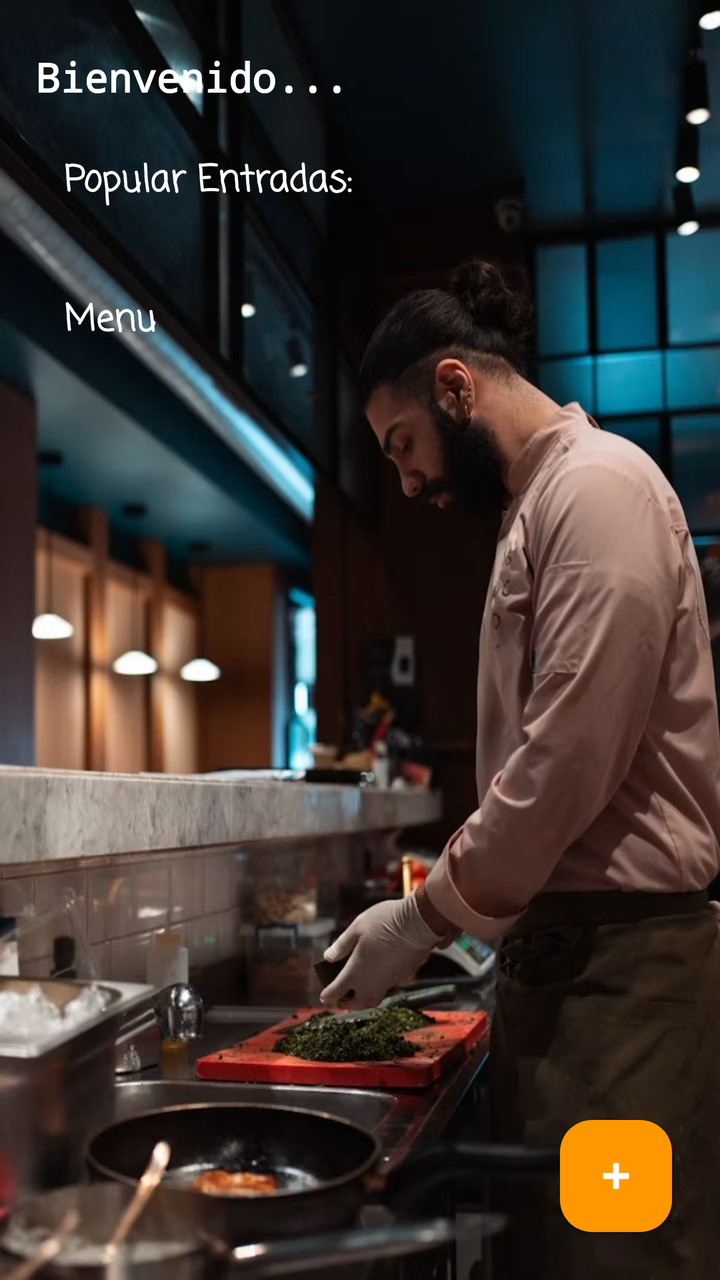
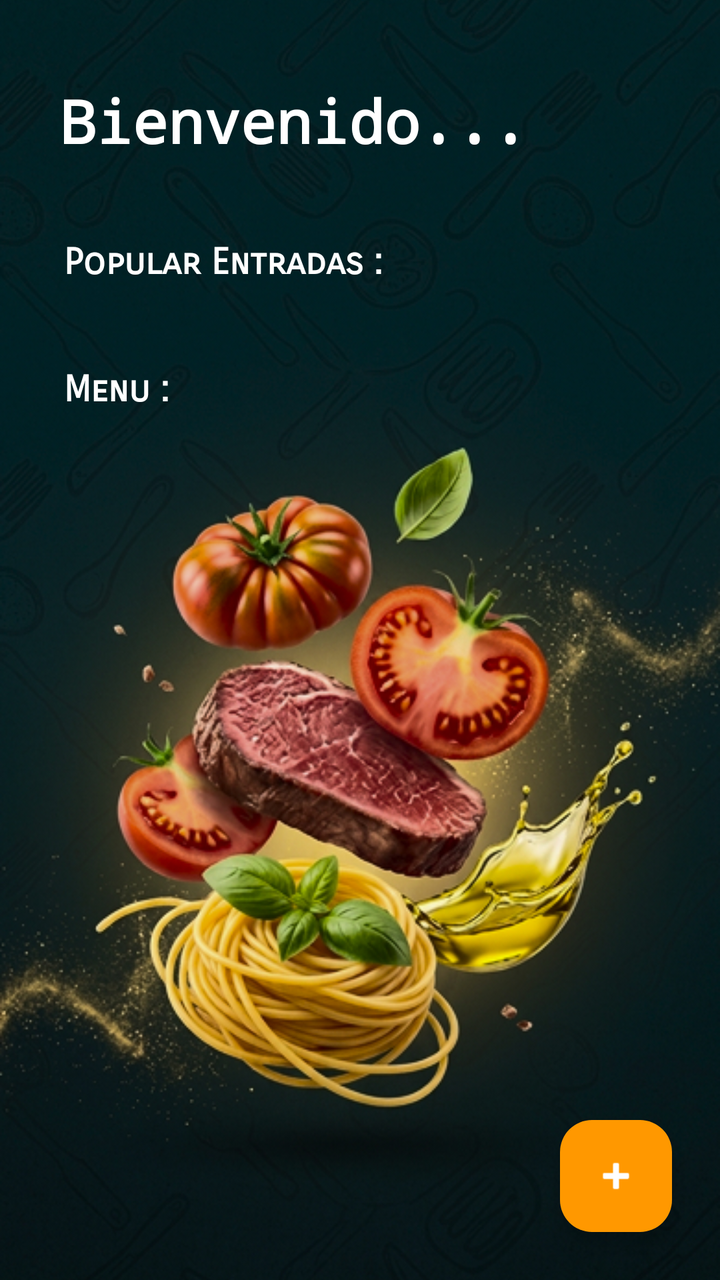

Two renders of the same Android screen: before a commit and after it. Below are the layout's source before the change and the commit's diff.
<!-- AndroidManifest.xml: application theme Theme.AppZetaR -->
<!-- res/layout/activity_menu.xml -->
<?xml version="1.0" encoding="utf-8"?>
<FrameLayout xmlns:android="http://schemas.android.com/apk/res/android"
    xmlns:app="http://schemas.android.com/apk/res-auto"
    xmlns:tools="http://schemas.android.com/tools"
    android:id="@+id/main"
    android:layout_width="match_parent"
    android:layout_height="match_parent"
    android:background="@drawable/fondo_menu"
    tools:context=".Menu.ActivityMenu">

    <androidx.core.widget.NestedScrollView
        android:layout_width="match_parent"
        android:layout_height="match_parent"
        android:fillViewport="true">

        <LinearLayout
            android:layout_width="match_parent"
            android:layout_height="wrap_content"
            android:orientation="vertical"
            android:paddingBottom="80dp">

            <TextView
                android:layout_width="wrap_content"
                android:layout_height="wrap_content"
                android:layout_marginHorizontal="18dp"
                android:layout_marginVertical="25dp"
                android:fontFamily="monospace"
                android:text="@string/todo_title"
                android:textColor="#fff"
                android:textSize="20sp"
                android:textStyle="bold" />

            <TextView
                android:layout_width="wrap_content"
                android:layout_height="wrap_content"
                android:layout_marginHorizontal="32dp"
                android:layout_marginBottom="12dp"
                android:fontFamily="casual"
                android:text="@string/todo_categories"
                android:textColor="#fff"
                android:textSize="18sp"
                android:textStyle="bold" />

            <androidx.recyclerview.widget.RecyclerView
                android:id="@+id/rvEntradas"
                android:layout_width="match_parent"
                android:layout_height="wrap_content" />

            <TextView
                android:layout_width="wrap_content"
                android:layout_height="wrap_content"
                android:layout_marginHorizontal="32dp"
                android:layout_marginTop="30dp"
                android:fontFamily="casual"
                android:text="@string/todo_Menu"
                android:textColor="#fff"
                android:textSize="18sp"
                android:textStyle="bold" />

            <androidx.recyclerview.widget.RecyclerView
                android:id="@+id/rvMenu"
                android:layout_width="match_parent"
                android:layout_height="wrap_content"
                android:nestedScrollingEnabled="false" />

        </LinearLayout>
    </androidx.core.widget.NestedScrollView>

    <ProgressBar
        android:id="@+id/progressBarMenu"
        android:layout_width="wrap_content"
        android:layout_height="wrap_content"
        android:layout_gravity="center"
        android:visibility="visible" />

    <com.google.android.material.floatingactionbutton.FloatingActionButton
        android:id="@+id/fabAgregarMenu"
        android:layout_width="wrap_content"
        android:layout_height="wrap_content"
        android:layout_gravity="bottom|end"
        android:layout_margin="24dp"
        android:contentDescription="Agregar plato"
        android:src="@android:drawable/ic_input_add"
        app:backgroundTint="#FF9800"
        app:tint="#FFFFFF" />

</FrameLayout>
<!-- resources referenced by this layout -->
<resources>
  <!-- drawable fondo_menu: jpg bitmap (drawable, 302741 bytes) -->
  <string name="todo_Menu">Menu</string>
  <string name="todo_categories">Popular Entradas:</string>
  <string name="todo_title">Bienvenido...</string>
  <style name="Theme.AppZetaR" parent="Base.Theme.AppZetaR" />
  <style name="Base.Theme.AppZetaR" parent="Theme.Material3.DayNight.NoActionBar">
          
          
      </style>
</resources>

<!-- the commit's change to res/layout/activity_menu.xml (unified diff, before → after) -->
@@ -5,8 +5,14 @@
     android:id="@+id/main"
     android:layout_width="match_parent"
     android:layout_height="match_parent"
-    android:background="@drawable/fondo_menu"
     tools:context=".Menu.ActivityMenu">
+
+    <ImageView
+        android:layout_width="match_parent"
+        android:layout_height="match_parent"
+        android:src="@drawable/fondo_menu"
+        android:scaleType="centerCrop"
+        android:contentDescription="@null" />
 
     <androidx.core.widget.NestedScrollView
         android:layout_width="match_parent"
@@ -22,12 +28,12 @@
             <TextView
                 android:layout_width="wrap_content"
                 android:layout_height="wrap_content"
-                android:layout_marginHorizontal="18dp"
-                android:layout_marginVertical="25dp"
+                android:layout_marginHorizontal="30dp"
+                android:layout_marginVertical="40dp"
                 android:fontFamily="monospace"
                 android:text="@string/todo_title"
                 android:textColor="#fff"
-                android:textSize="20sp"
+                android:textSize="30dp"
                 android:textStyle="bold" />
 
             <TextView
@@ -35,7 +41,7 @@
                 android:layout_height="wrap_content"
                 android:layout_marginHorizontal="32dp"
                 android:layout_marginBottom="12dp"
-                android:fontFamily="casual"
+                android:fontFamily="sans-serif-smallcaps"
                 android:text="@string/todo_categories"
                 android:textColor="#fff"
                 android:textSize="18sp"
@@ -51,7 +57,7 @@
                 android:layout_height="wrap_content"
                 android:layout_marginHorizontal="32dp"
                 android:layout_marginTop="30dp"
-                android:fontFamily="casual"
+                android:fontFamily="sans-serif-smallcaps"
                 android:text="@string/todo_Menu"
                 android:textColor="#fff"
                 android:textSize="18sp"
<!-- resource entries referenced after the edit -->
@@ -1,8 +1,8 @@
 <!-- resources referenced by this layout -->
 <resources>
-  <!-- drawable fondo_menu: jpg bitmap (drawable, 302741 bytes) -->
-  <string name="todo_Menu">Menu</string>
-  <string name="todo_categories">Popular Entradas:</string>
+  <!-- drawable fondo_menu: jpg bitmap (drawable, 342598 bytes) -->
+  <string name="todo_Menu">Menu :</string>
+  <string name="todo_categories">Popular Entradas :</string>
   <string name="todo_title">Bienvenido...</string>
   <style name="Theme.AppZetaR" parent="Base.Theme.AppZetaR" />
   <style name="Base.Theme.AppZetaR" parent="Theme.Material3.DayNight.NoActionBar">
